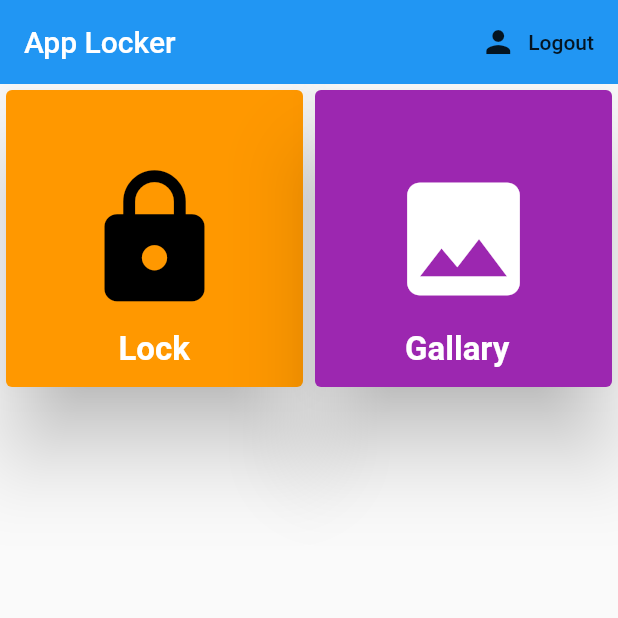
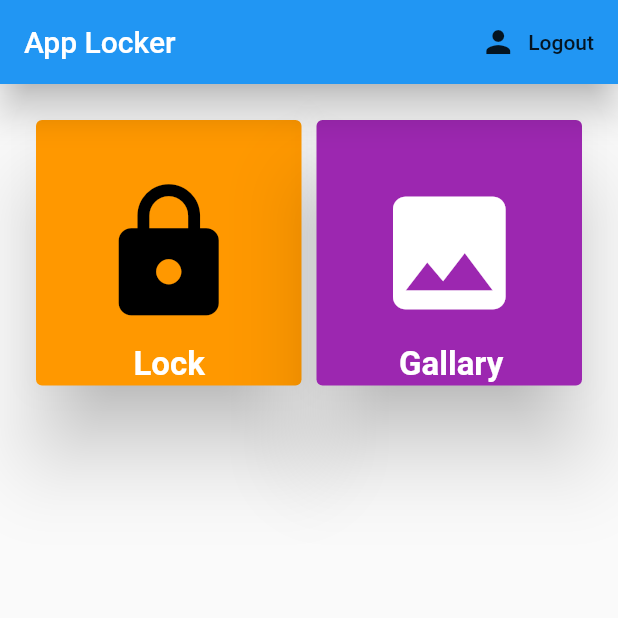
Before and after one commit to maroti-8/AppLocker, a Flutter app: the screen it shows once a user with an empty profile is signed in, on a phone screen of 412 x 824 dp, the top half of it. Run offline on Flutter 3.47's test engine with Material 2 defaults, Android fonts, the phone set to English and light mode, and no system bars; our stand-ins replace firebase_auth, firebase_core, flutter_spinkit, tuple; missing offline and left inert: encrypt; accounts and stored records are empty.

```diff
--- a/lib/screens/features/lock.dart
+++ b/lib/screens/features/lock.dart
@@ -1,3 +1,4 @@
+import 'package:AppLocker/encrypt/my-encrypt.dart';
 import 'package:AppLocker/shared/constants.dart';
 import 'package:flutter/material.dart';
 
@@ -73,6 +74,7 @@ class _LockState extends State<Lock> {
                     ),
                     onPressed: () async {
                       if (_formKey.currentState.validate()) {
+                        print(encryptAESCryptoJS(inData, hintData));
                         Scaffold.of(context).showSnackBar(SnackBar(
                           content: Text('Data Locked'),
                           duration: Duration(seconds: 3),
--- a/lib/screens/home/home.dart
+++ b/lib/screens/home/home.dart
@@ -13,7 +13,7 @@ class Home extends StatelessWidget {
     return Scaffold(
         appBar: AppBar(
           title: Text('App Locker'),
-          elevation: 0.0,
+          elevation: 10,
           actions: <Widget>[
             FlatButton.icon(
                 onPressed: () async {
@@ -23,8 +23,11 @@ class Home extends StatelessWidget {
                 label: Text('Logout'))
           ],
         ),
-        body: GridView.count(
+        body: Container(
+          margin: EdgeInsets.all(20),
+          child: GridView.count(
             crossAxisCount: 2,
+            crossAxisSpacing: 2,
             children: <Widget>[
               GestureDetector(
                 onTap: () => Navigator.of(context).push(MaterialPageRoute(
@@ -44,7 +47,7 @@ class Home extends StatelessWidget {
                           ),
                         ),
                         Container(
-                        margin: EdgeInsets.only(top: 160, left: 75),
+                          margin: EdgeInsets.only(top: 150, left: 65),
                           child: Text('Lock',
                               textAlign: TextAlign.center,
                               style: TextStyle(
@@ -74,7 +77,7 @@ class Home extends StatelessWidget {
                         ),
                       ),
                       Container(
-                      margin: EdgeInsets.only(top: 160, left: 60),
+                        margin: EdgeInsets.only(top: 150, left: 55),
                         child: Text('Gallary',
                             textAlign: TextAlign.center,
                             style: TextStyle(
@@ -87,6 +90,7 @@ class Home extends StatelessWidget {
                 ),
               ),
             ],
+          ),
         ));
   }
 }
--- a/pubspec.yaml
+++ b/pubspec.yaml
@@ -33,6 +33,8 @@ dependencies:
   firebase_core: ^0.5.0
   provider: ^4.3.2+2
   flutter_spinkit: "^4.1.2"
+  encrypt: ^4.0.3
+  tuple: ^1.0.3
 
 
 dev_dependencies:
```
Also changed, not shown: lib/encrypt/my-encrypt.dart (added, +87 -0 lines), pubspec.lock. Lines whose indentation alone changed are shown as unchanged.
